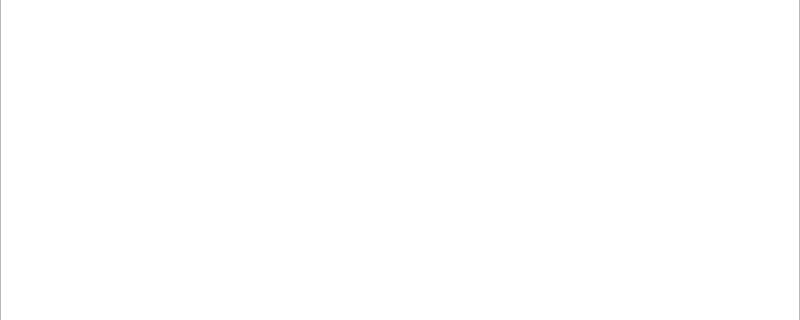
First picture: the form in src/mainwindow.ui, repository operasfantom/dirdemo, before the edit; both pictures show x 0 to 800 and y 136 to 456 of the 800 by 600 pixel window.
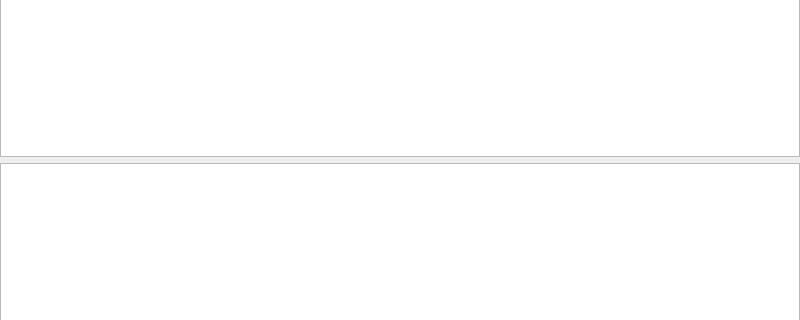
Second picture: the form after the edit.

```diff
--- a/src/mainwindow.ui
+++ b/src/mainwindow.ui
@@ -52,6 +52,9 @@
       </column>
      </widget>
     </item>
+    <item>
+     <widget class="QPlainTextEdit" name="messageLog"/>
+    </item>
     <item>
      <widget class="QPushButton" name="cancelButton">
       <property name="text">
```
Left out of the diff: 14 changed lines with no effect on the pictures.
